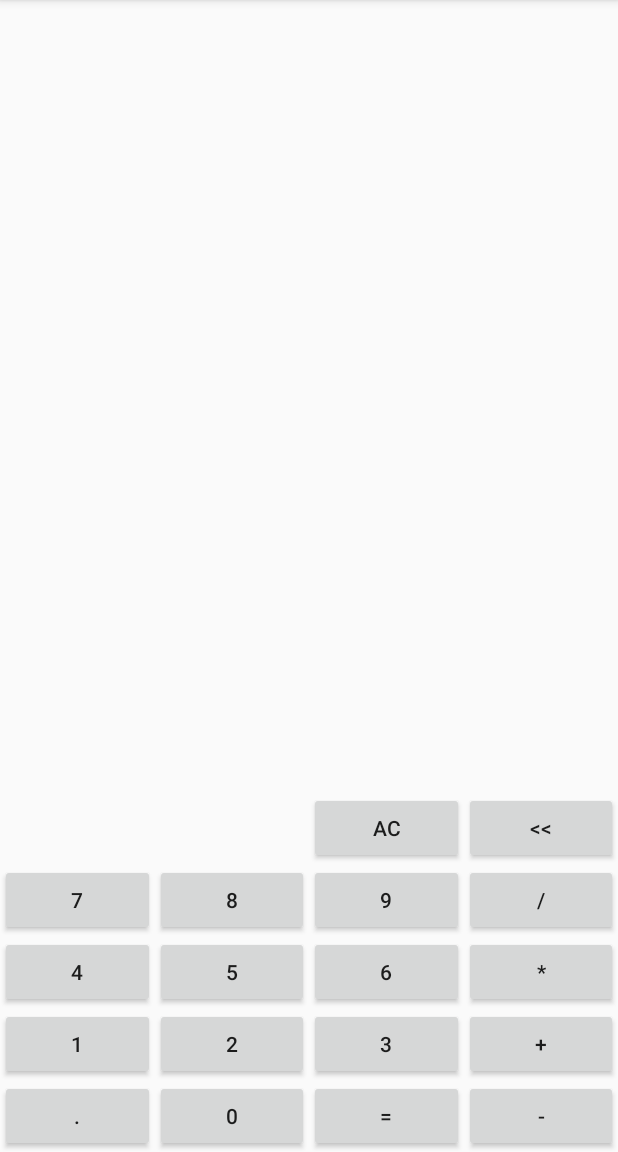
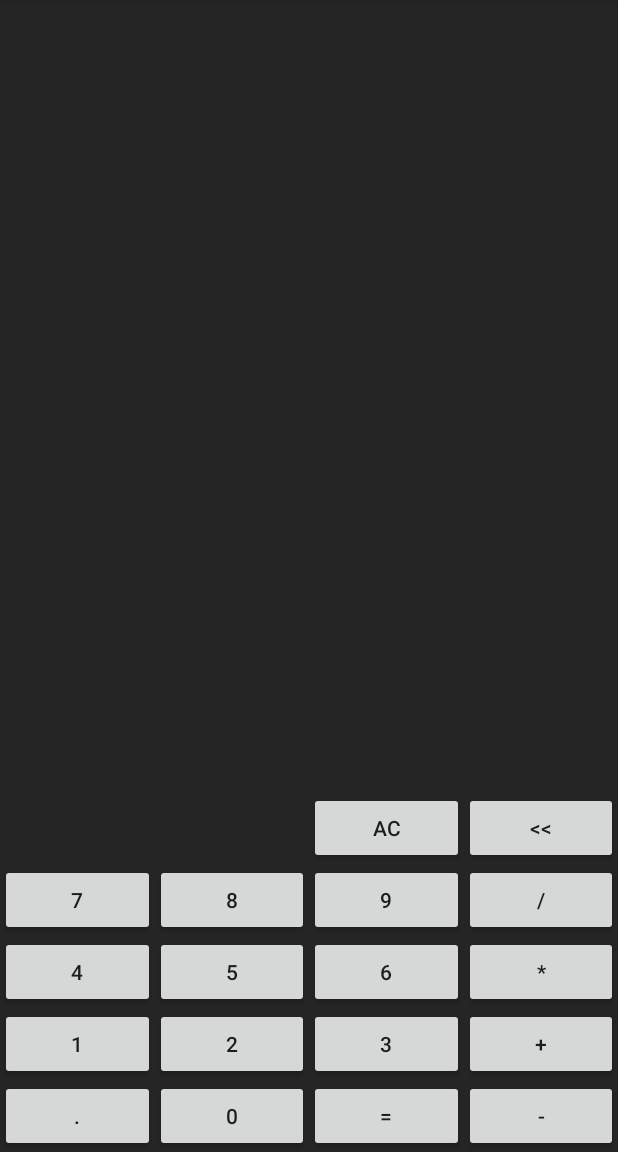
Before and after one commit to Garyfimo/UnitTestExample, an Android app: the screen it shows after launch (MainActivity), on a phone screen of 412 x 824 dp, the part 84-1236 px from its top. Run offline under Robolectric (Android 15) with nearby library versions, the phone set to English and light mode, and no system bars.

Commit message:
Agregando fondo a la calculadora

```diff
--- a/app/src/main/res/layout/activity_main.xml
+++ b/app/src/main/res/layout/activity_main.xml
@@ -4,6 +4,7 @@
     xmlns:tools="http://schemas.android.com/tools"
     android:layout_width="match_parent"
     android:layout_height="match_parent"
+    android:background="@color/negro_alpha_85"
     tools:context=".ui.MainActivity">
 
     <TextView
--- a/app/src/main/res/values/colors.xml
+++ b/app/src/main/res/values/colors.xml
@@ -3,4 +3,5 @@
     <color name="colorPrimary">#6200EE</color>
     <color name="colorPrimaryDark">#3700B3</color>
     <color name="colorAccent">#03DAC5</color>
+    <color name="negro_alpha_85">#D9000000</color>
 </resources>
```
